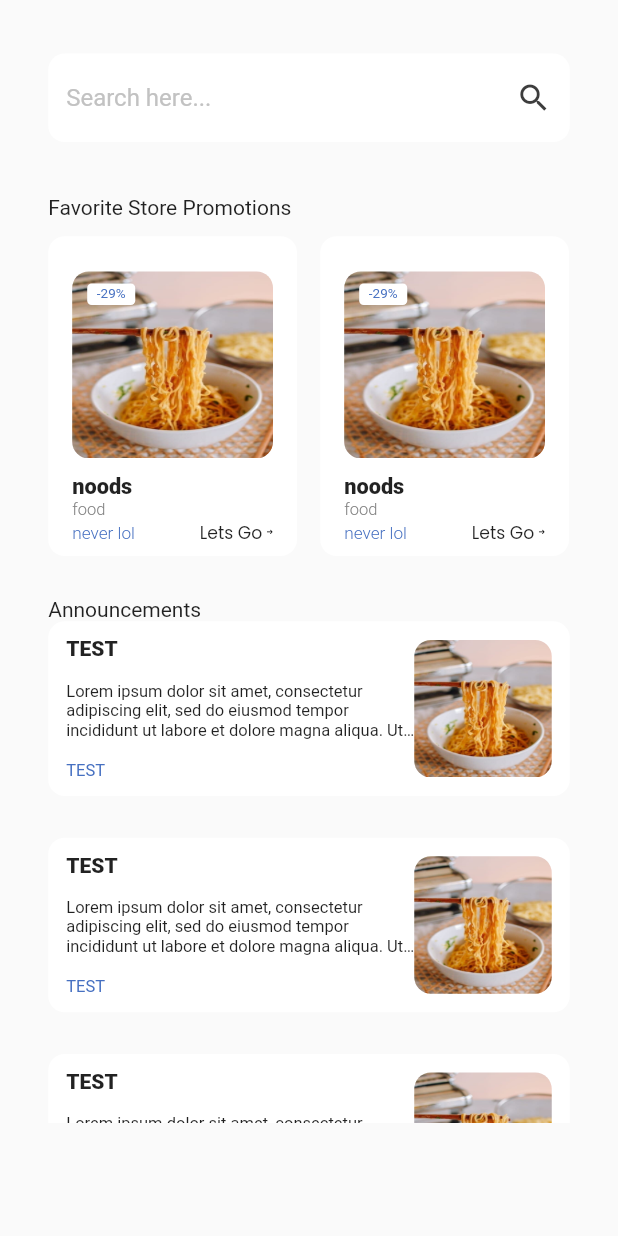
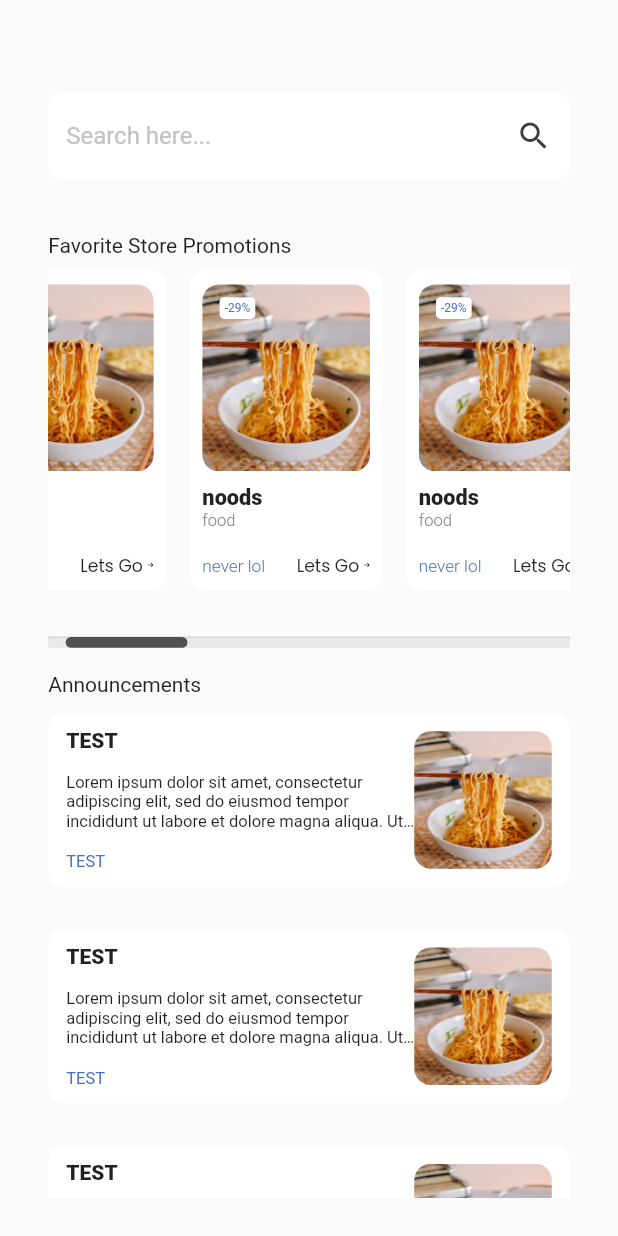
Before and after one commit to Nastalgua/gide, a Flutter app: the MainPage screen opened by its route, on a phone screen of 412 x 824 dp. Run offline on Flutter 3.47's test engine with Material 2 defaults, Android fonts, the light colour scheme and no system bars; our stand-ins replace bloc, cloud_firestore, equatable, firebase_auth, firebase_core, flutter_bloc and 6 more; missing offline and left inert: flutter_config, geoflutterfire, google_place; accounts and stored records are empty.

Commit message:
Fixed the render error on the new main page

```diff
--- a/lib/screens/auth/page/new_main.dart
+++ b/lib/screens/auth/page/new_main.dart
@@ -11,6 +11,13 @@ class MainPage extends StatefulWidget{
 class _MainPageState extends State<MainPage>{
   String _searchText = "";
 
+  void initState(){
+    super.initState();
+    WidgetsBinding.instance!.addPostFrameCallback((_){
+
+    });
+  }
+
   Widget build(BuildContext context){
     double height = MediaQuery.of(context).size.height;
     double width = MediaQuery.of(context).size.width;
@@ -23,6 +30,7 @@ class _MainPageState extends State<MainPage>{
             child: Container(
               width: width * .844,
 
+                child: SingleChildScrollView(
                   child: Column(
                     //mainAxisAlignment: MainAxisAlignment.spaceEvenly,
                     children: [
@@ -30,6 +38,7 @@ class _MainPageState extends State<MainPage>{
                       _buildFavStorePromotion(context),
                       _buildAnnouncements(context)
                     ],
+                  ),
                 ),
 
             ),
@@ -70,10 +79,12 @@ class _MainPageState extends State<MainPage>{
   }
 
   Widget _buildFavStorePromotion(BuildContext context){
+    ScrollController sc = ScrollController(initialScrollOffset: 50);
+
     double height = MediaQuery.of(context).size.height;
     double width = MediaQuery.of(context).size.width;
     return Container(
-      height: height * .305,
+      height: height * .335,
       child: Column(
         children: [
           Align(
@@ -82,6 +93,7 @@ class _MainPageState extends State<MainPage>{
               child: const Text('Favorite Store Promotions')
             ),
           ),
+          SizedBox(height: height * .01),
           Expanded(
             child: Center(
               child: NotificationListener<OverscrollIndicatorNotification>(
@@ -90,14 +102,28 @@ class _MainPageState extends State<MainPage>{
                 },
                 child: ScrollConfiguration(
                 behavior: MyBehavior(),
+                child: Theme(
+                  data: Theme.of(context).copyWith(
+                    scrollbarTheme: ScrollbarThemeData(
+                      thumbColor: MaterialStateProperty.all(Color(0xFF505050)),
+                      trackVisibility: MaterialStateProperty.all(true),
+                      trackColor: MaterialStateProperty.all(Color(0xFFE8E8E8)),
+                      radius: Radius.circular(20),
+                      thickness: MaterialStateProperty.all(height * .00875)
+                    )
+                  ),
                   child: Scrollbar(
                     isAlwaysShown: true,
+                    controller: sc,
                     child: ListView.separated(
                       scrollDirection: Axis.horizontal,
-
+                      shrinkWrap: true,
+                      controller: sc,
+                      physics: ScrollPhysics(),
                       itemCount: 10,
                       itemBuilder: (context, index) => _buildPromotionTab(context, 29, 'never lol', 'noods', 'food'),
                       separatorBuilder: (context, index) => SizedBox(width: height * .01875),
+                    ),
                   ),
                 ),
               )
@@ -115,32 +141,30 @@ class _MainPageState extends State<MainPage>{
     return GestureDetector(
       onTap: () => {},
       child: Center(
-        child: Container(
+        child: Column(
+          children: [
+            Container(
               height: height * .25875,
-          width: width * .402625,
+              width: width * .312625,
               decoration: BoxDecoration(
                 color: const Color(0xFFFFFFFF),
                 borderRadius: BorderRadius.circular(11),
               ),
               child: Container(
-
-            child: Container(
                 width: width * .325,
+                child: Center(
                   child: Column(
                     mainAxisAlignment: MainAxisAlignment.spaceEvenly,
                     children: [
-                  SizedBox(
-                    height: height * .01,
-                  ),
-                  //image and discount
                       Container(
                           height: height * .15475,
                           width: width * .325,
                           child: Stack(
                             children: [
-                        Container(
-                              height: height* .15125,
-                              width: height * .27125,
+                              Center(
+                                child: Container(
+                                      height: height * .15125,
+                                      width: width * .27125,
                                       child: ClipRRect(
                                         borderRadius: BorderRadius.circular(11),
                                         child: Image.asset(
@@ -150,11 +174,12 @@ class _MainPageState extends State<MainPage>{
                                       )
 
                                 ),
+                              ),
                               Positioned(
-                          left: 10,
-                          top: 8,
+                                left: 20,
+                                top: 10,
                                 child: Container(
-                            width: width * .0778,
+                                  width: width * .0578,
                                   height: height * .0175,
                                   decoration: BoxDecoration(
                                     borderRadius: BorderRadius.circular(3),
@@ -164,7 +189,7 @@ class _MainPageState extends State<MainPage>{
                                     child: Text(
                                       "-${discount}%",
                                       style: const TextStyle(
-                                  fontSize: 9,
+                                        fontSize: 8,
                                         color: Color(0xFF4670C1)
                                       )
                                     ),
@@ -175,10 +200,10 @@ class _MainPageState extends State<MainPage>{
                             ],
                           )
                         ),
-                  //text info below
 
-                  Container(
-                    width: width * .325,
+                        Center(
+                          child: Container(
+                            width:  width * .27125,
                             child: Column(
                               children: [
                                 Align(
@@ -202,6 +227,7 @@ class _MainPageState extends State<MainPage>{
                                     )
                                   ),
                                 ),
+                                SizedBox(height: height * .0175),
                                 Row(
                                   mainAxisAlignment: MainAxisAlignment.spaceBetween,
                                   children: [
@@ -239,17 +265,23 @@ class _MainPageState extends State<MainPage>{
                                 ),
                               ],
                             ),
+                          ),
                         )
                     ],
                   ),
+                )
+
+              )
             ),
-          )
+            SizedBox(height: height * .00)
+          ],
         ),
       ),
     );
   }
 
   Widget _buildAnnouncements(BuildContext context){
+
     double height = MediaQuery.of(context).size.height;
     double width = MediaQuery.of(context).size.width;
     return Container(
@@ -264,17 +296,20 @@ class _MainPageState extends State<MainPage>{
               child: const Text('Announcements')
             ),
           ),
+          SizedBox(height: height * .013),
           Expanded(
             child: Center(
               child: NotificationListener<OverscrollIndicatorNotification>(
                 onNotification: (OverscrollIndicatorNotification overScroll) {
+                  overScroll.disallowGlow();
                   return false;
                 },
+
                 child: ScrollConfiguration(
                 behavior: ScrollConfiguration.of(context).copyWith(scrollbars: false),
                 child: Scrollbar(
                   isAlwaysShown: false,
-
+                  thickness: 0,
                   child: ListView.separated(
                     scrollDirection: Axis.vertical,
 
```
Lines whose indentation alone changed are shown as unchanged.
